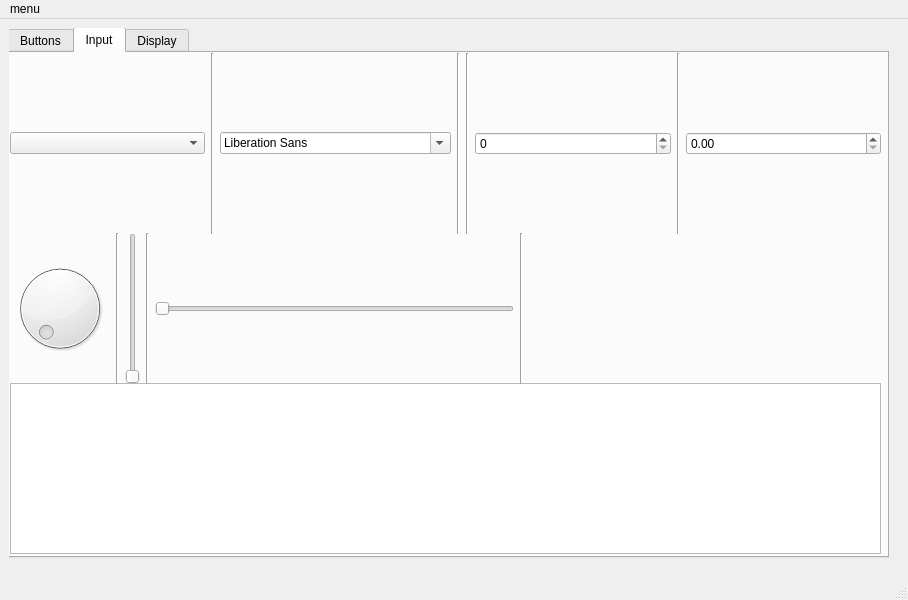
First picture: the form in Helloworld/form.ui, repository gurulinuxer/PyQt, before the edit.
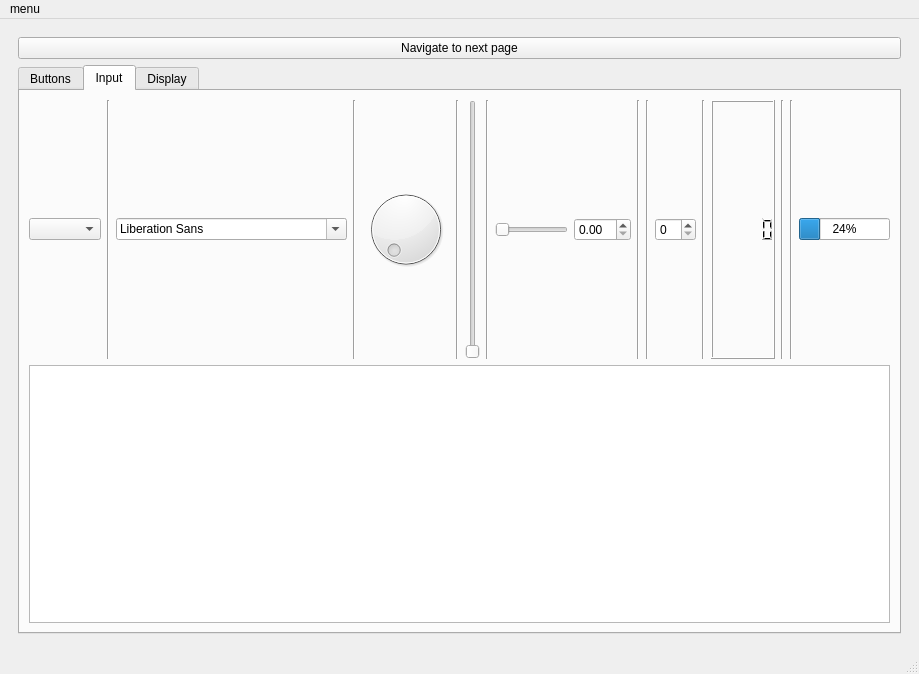
Second picture: the form after the edit. The open tabs and pages were chosen to show the change.

```diff
--- a/Helloworld/form.ui
+++ b/Helloworld/form.ui
@@ -6,12 +6,12 @@
    <rect>
     <x>0</x>
     <y>0</y>
-    <width>908</width>
-    <height>600</height>
+    <width>919</width>
+    <height>674</height>
    </rect>
   </property>
   <widget class="QWidget" name="centralwidget">
-   <layout class="QHBoxLayout" name="horizontalLayout_4">
+   <layout class="QVBoxLayout" name="verticalLayout_3">
     <item>
      <layout class="QGridLayout" name="gridLayout_2">
       <item row="0" column="0">
@@ -120,35 +120,19 @@
          </layout>
         </widget>
         <widget class="QWidget" name="page_2">
-         <widget class="QWidget" name="gridLayoutWidget">
-          <property name="geometry">
-           <rect>
-            <x>-1</x>
-            <y>-1</y>
-            <width>881</width>
-            <height>531</height>
-           </rect>
-          </property>
-          <layout class="QVBoxLayout" name="verticalLayout">
-           <item>
+         <layout class="QGridLayout" name="gridLayout">
+          <item row="1" column="0">
+           <layout class="QGridLayout" name="gridLayout_5">
+            <item row="0" column="0">
             <widget class="QTabWidget" name="button_tabWidget">
              <property name="currentIndex">
-              <number>2</number>
+               <number>0</number>
              </property>
              <widget class="QWidget" name="Button_tab">
               <attribute name="title">
                <string>Buttons</string>
               </attribute>
-              <widget class="QWidget" name="verticalLayoutWidget">
-               <property name="geometry">
-                <rect>
-                 <x>0</x>
-                 <y>0</y>
-                 <width>871</width>
-                 <height>284</height>
-                </rect>
-               </property>
-               <layout class="QVBoxLayout" name="verticalLayout_2">
+               <layout class="QVBoxLayout" name="verticalLayout_5">
                 <item>
                  <widget class="QPushButton" name="pushButton">
                   <property name="text">
@@ -156,6 +140,13 @@
                   </property>
                  </widget>
                 </item>
+                <item>
+                 <widget class="Line" name="line_13">
+                  <property name="orientation">
+                   <enum>Qt::Orientation::Horizontal</enum>
+                  </property>
+                 </widget>
+                </item>
                 <item>
                  <widget class="QToolButton" name="toolButton">
                   <property name="text">
@@ -164,46 +155,65 @@
                  </widget>
                 </item>
                 <item>
-                 <widget class="QFrame" name="line_8">
-                  <property name="frameShape">
-                   <enum>QFrame::Shape::HLine</enum>
-                  </property>
-                  <property name="frameShadow">
-                   <enum>QFrame::Shadow::Sunken</enum>
+                 <widget class="Line" name="line_14">
+                  <property name="orientation">
+                   <enum>Qt::Orientation::Horizontal</enum>
                   </property>
                  </widget>
                 </item>
                 <item>
                  <widget class="QRadioButton" name="radioButton">
                   <property name="text">
-                   <string>RadioButton</string>
+                   <string>Computer</string>
                   </property>
                  </widget>
                 </item>
                 <item>
-                 <widget class="QFrame" name="line_9">
-                  <property name="frameShape">
-                   <enum>QFrame::Shape::HLine</enum>
+                 <widget class="QRadioButton" name="radioButton_2">
+                  <property name="text">
+                   <string>Mobile</string>
                   </property>
-                  <property name="frameShadow">
-                   <enum>QFrame::Shadow::Sunken</enum>
+                 </widget>
+                </item>
+                <item>
+                 <widget class="QRadioButton" name="radioButton_3">
+                  <property name="text">
+                   <string>Laptop</string>
+                  </property>
+                 </widget>
+                </item>
+                <item>
+                 <widget class="Line" name="line_8">
+                  <property name="orientation">
+                   <enum>Qt::Orientation::Horizontal</enum>
+                  </property>
+                 </widget>
+                </item>
+                <item>
+                 <widget class="QCheckBox" name="checkBox_2">
+                  <property name="text">
+                   <string>Option 1</string>
+                  </property>
+                 </widget>
+                </item>
+                <item>
+                 <widget class="QCheckBox" name="checkBox_3">
+                  <property name="text">
+                   <string>Option 2</string>
                   </property>
                  </widget>
                 </item>
                 <item>
                  <widget class="QCheckBox" name="checkBox">
                   <property name="text">
-                   <string>CheckBox</string>
+                   <string>Option 3</string>
                   </property>
                  </widget>
                 </item>
                 <item>
-                 <widget class="QFrame" name="line_10">
-                  <property name="frameShape">
-                   <enum>QFrame::Shape::HLine</enum>
-                  </property>
-                  <property name="frameShadow">
-                   <enum>QFrame::Shadow::Sunken</enum>
+                 <widget class="Line" name="line_9">
+                  <property name="orientation">
+                   <enum>Qt::Orientation::Horizontal</enum>
                   </property>
                  </widget>
                 </item>
@@ -215,12 +225,9 @@
                  </widget>
                 </item>
                 <item>
-                 <widget class="QFrame" name="line_11">
-                  <property name="frameShape">
-                   <enum>QFrame::Shape::HLine</enum>
-                  </property>
-                  <property name="frameShadow">
-                   <enum>QFrame::Shadow::Sunken</enum>
+                 <widget class="Line" name="line_11">
+                  <property name="orientation">
+                   <enum>Qt::Orientation::Horizontal</enum>
                   </property>
                  </widget>
                 </item>
@@ -231,66 +238,34 @@
                   </property>
                  </widget>
                 </item>
+                <item>
+                 <widget class="Line" name="line_10">
+                  <property name="orientation">
+                   <enum>Qt::Orientation::Horizontal</enum>
+                  </property>
+                 </widget>
+                </item>
+                <item>
+                 <widget class="QTextBrowser" name="textBrowser_buttons"/>
+                </item>
                </layout>
-              </widget>
-              <widget class="QTextBrowser" name="textBrowser_buttons">
-               <property name="geometry">
-                <rect>
-                 <x>0</x>
-                 <y>290</y>
-                 <width>871</width>
-                 <height>201</height>
-                </rect>
-               </property>
-              </widget>
-              <widget class="QScrollArea" name="scrollArea">
-               <property name="geometry">
-                <rect>
-                 <x>850</x>
-                 <y>290</y>
-                 <width>21</width>
-                 <height>201</height>
-                </rect>
-               </property>
-               <property name="widgetResizable">
-                <bool>true</bool>
-               </property>
-               <widget class="QWidget" name="scrollAreaWidgetContents">
-                <property name="geometry">
-                 <rect>
-                  <x>0</x>
-                  <y>0</y>
-                  <width>19</width>
-                  <height>199</height>
-                 </rect>
-                </property>
-               </widget>
-              </widget>
              </widget>
              <widget class="QWidget" name="Input_Display_widget_tab">
               <attribute name="title">
                <string>Input</string>
               </attribute>
-              <widget class="QWidget" name="verticalLayoutWidget_2">
-               <property name="geometry">
-                <rect>
-                 <x>0</x>
-                 <y>0</y>
-                 <width>871</width>
-                 <height>181</height>
-                </rect>
-               </property>
-               <layout class="QHBoxLayout" name="horizontalLayout_2">
+               <layout class="QGridLayout" name="gridLayout_6">
+                <item row="0" column="0">
+                 <layout class="QGridLayout" name="gridLayout_4">
+                  <item row="0" column="0">
+                   <layout class="QHBoxLayout" name="horizontalLayout_3">
                 <item>
                  <widget class="QComboBox" name="comboBox"/>
                 </item>
                 <item>
-                 <widget class="QFrame" name="line_3">
-                  <property name="frameShape">
-                   <enum>QFrame::Shape::VLine</enum>
-                  </property>
-                  <property name="frameShadow">
-                   <enum>QFrame::Shadow::Sunken</enum>
+                     <widget class="Line" name="line">
+                      <property name="orientation">
+                       <enum>Qt::Orientation::Vertical</enum>
                   </property>
                  </widget>
                 </item>
@@ -298,73 +273,19 @@
                  <widget class="QFontComboBox" name="fontComboBox"/>
                 </item>
                 <item>
-                 <widget class="QFrame" name="line_5">
-                  <property name="frameShape">
-                   <enum>QFrame::Shape::VLine</enum>
-                  </property>
-                  <property name="frameShadow">
-                   <enum>QFrame::Shadow::Sunken</enum>
-                  </property>
-                 </widget>
-                </item>
-                <item>
-                 <widget class="QFrame" name="line_6">
-                  <property name="frameShape">
-                   <enum>QFrame::Shape::VLine</enum>
-                  </property>
-                  <property name="frameShadow">
-                   <enum>QFrame::Shadow::Sunken</enum>
-                  </property>
-                 </widget>
-                </item>
-                <item>
-                 <widget class="QSpinBox" name="spinBox"/>
-                </item>
-                <item>
-                 <widget class="QFrame" name="line_7">
-                  <property name="frameShape">
-                   <enum>QFrame::Shape::VLine</enum>
-                  </property>
-                  <property name="frameShadow">
-                   <enum>QFrame::Shadow::Sunken</enum>
-                  </property>
-                 </widget>
-                </item>
-                <item>
-                 <widget class="QDoubleSpinBox" name="doubleSpinBox"/>
-                </item>
-               </layout>
-              </widget>
-              <widget class="QTextBrowser" name="textBrowser_input">
-               <property name="geometry">
-                <rect>
-                 <x>0</x>
-                 <y>330</y>
-                 <width>871</width>
-                 <height>171</height>
-                </rect>
-               </property>
-              </widget>
-              <widget class="QWidget" name="horizontalLayoutWidget_2">
-               <property name="geometry">
-                <rect>
-                 <x>0</x>
-                 <y>180</y>
-                 <width>871</width>
-                 <height>151</height>
-                </rect>
-               </property>
-               <layout class="QHBoxLayout" name="horizontalLayout_3">
+                     <widget class="Line" name="line_2">
+                      <property name="orientation">
+                       <enum>Qt::Orientation::Vertical</enum>
+                      </property>
+                     </widget>
+                    </item>
                 <item>
                  <widget class="QDial" name="dial"/>
                 </item>
                 <item>
-                 <widget class="QFrame" name="line_2">
-                  <property name="frameShape">
-                   <enum>QFrame::Shape::VLine</enum>
-                  </property>
-                  <property name="frameShadow">
-                   <enum>QFrame::Shadow::Sunken</enum>
+                     <widget class="Line" name="line_3">
+                      <property name="orientation">
+                       <enum>Qt::Orientation::Vertical</enum>
                   </property>
                  </widget>
                 </item>
@@ -376,12 +297,9 @@
                  </widget>
                 </item>
                 <item>
-                 <widget class="QFrame" name="line">
-                  <property name="frameShape">
-                   <enum>QFrame::Shape::VLine</enum>
-                  </property>
-                  <property name="frameShadow">
-                   <enum>QFrame::Shadow::Sunken</enum>
+                     <widget class="Line" name="line_5">
+                      <property name="orientation">
+                       <enum>Qt::Orientation::Vertical</enum>
                   </property>
                  </widget>
                 </item>
@@ -392,6 +310,16 @@
                   </property>
                  </widget>
                 </item>
+                    <item>
+                     <widget class="QDoubleSpinBox" name="doubleSpinBox"/>
+                    </item>
+                    <item>
+                     <widget class="Line" name="line_6">
+                      <property name="orientation">
+                       <enum>Qt::Orientation::Vertical</enum>
+                      </property>
+                     </widget>
+                    </item>
                 <item>
                  <widget class="Line" name="line_4">
                   <property name="orientation">
@@ -400,91 +328,77 @@
                  </widget>
                 </item>
                 <item>
-                 <spacer name="horizontalSpacer_3">
+                     <widget class="QSpinBox" name="spinBox"/>
+                    </item>
+                    <item>
+                     <widget class="Line" name="line_7">
                   <property name="orientation">
-                   <enum>Qt::Orientation::Horizontal</enum>
-                  </property>
-                  <property name="sizeHint" stdset="0">
-                   <size>
-                    <width>40</width>
-                    <height>20</height>
-                   </size>
-                  </property>
-                 </spacer>
-                </item>
-               </layout>
-              </widget>
+                       <enum>Qt::Orientation::Vertical</enum>
+                      </property>
+                     </widget>
+                    </item>
+                    <item>
+                     <widget class="QLCDNumber" name="lcdNumber"/>
+                    </item>
+                    <item>
+                     <widget class="Line" name="line_12">
+                      <property name="orientation">
+                       <enum>Qt::Orientation::Vertical</enum>
+                      </property>
+                     </widget>
+                    </item>
+                    <item>
+                     <widget class="Line" name="line_15">
+                      <property name="orientation">
+                       <enum>Qt::Orientation::Vertical</enum>
+                      </property>
+                     </widget>
+                    </item>
+                    <item>
+                     <widget class="QProgressBar" name="progressBar_2">
+                      <property name="value">
+                       <number>24</number>
+                      </property>
+                     </widget>
+                    </item>
+                   </layout>
+                  </item>
+                  <item row="1" column="0">
+                   <widget class="QTextBrowser" name="textBrowser_input"/>
+                  </item>
+                 </layout>
+                </item>
+               </layout>
              </widget>
              <widget class="QWidget" name="Display_widgets">
               <attribute name="title">
                <string>Display</string>
               </attribute>
-              <widget class="QWidget" name="horizontalLayoutWidget">
-               <property name="geometry">
-                <rect>
-                 <x>0</x>
-                 <y>20</y>
-                 <width>871</width>
-                 <height>238</height>
-                </rect>
-               </property>
+               <layout class="QVBoxLayout" name="verticalLayout">
+                <item>
                <layout class="QHBoxLayout" name="horizontalLayout">
                 <item>
                  <widget class="QCalendarWidget" name="calendarWidget"/>
                 </item>
-                <item>
-                 <spacer name="horizontalSpacer_4">
-                  <property name="orientation">
-                   <enum>Qt::Orientation::Horizontal</enum>
-                  </property>
-                  <property name="sizeHint" stdset="0">
-                   <size>
-                    <width>40</width>
-                    <height>20</height>
-                   </size>
-                  </property>
-                 </spacer>
+                 </layout>
                 </item>
                 <item>
-                 <widget class="QLCDNumber" name="lcdNumber"/>
+                 <widget class="QTextBrowser" name="textBrowser_display"/>
                 </item>
-                <item>
-                 <spacer name="horizontalSpacer_5">
-                  <property name="orientation">
-                   <enum>Qt::Orientation::Horizontal</enum>
-                  </property>
-                  <property name="sizeHint" stdset="0">
-                   <size>
-                    <width>40</width>
-                    <height>20</height>
-                   </size>
-                  </property>
-                 </spacer>
-                </item>
-                <item>
-                 <widget class="QProgressBar" name="progressBar">
-                  <property name="value">
-                   <number>24</number>
-                  </property>
-                 </widget>
-                </item>
-               </layout>
-              </widget>
-              <widget class="QTextBrowser" name="textBrowser_display">
-               <property name="geometry">
-                <rect>
-                 <x>0</x>
-                 <y>260</y>
-                 <width>871</width>
-                 <height>231</height>
-                </rect>
-               </property>
-              </widget>
-             </widget>
-            </widget>
-           </item>
-          </layout>
-         </widget>
+               </layout>
+              </widget>
+             </widget>
+            </item>
+           </layout>
+          </item>
+          <item row="0" column="0">
+           <widget class="QPushButton" name="pushButton_2">
+            <property name="text">
+             <string>Navigate to next page</string>
+            </property>
+           </widget>
+          </item>
+         </layout>
         </widget>
        </widget>
       </item>
@@ -497,8 +411,8 @@
     <rect>
      <x>0</x>
      <y>0</y>
-     <width>908</width>
-     <height>26</height>
+     <width>919</width>
+     <height>22</height>
     </rect>
    </property>
    <widget class="QMenu" name="menumenu">
```
Lines whose indentation alone changed are shown as unchanged.
